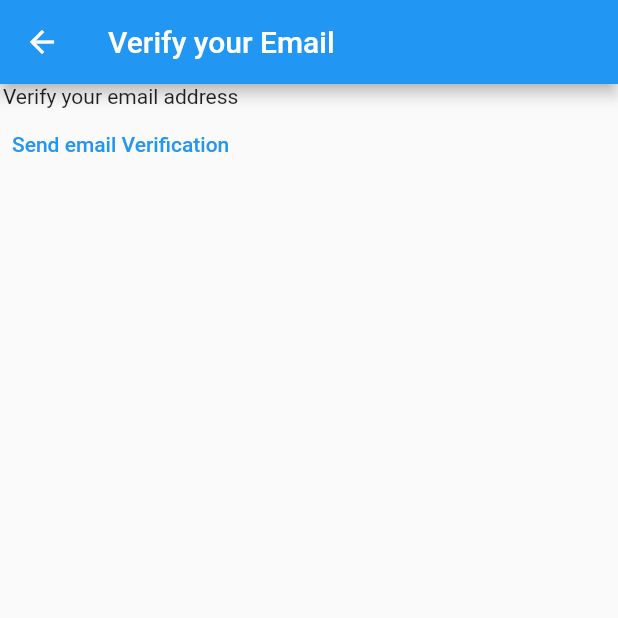
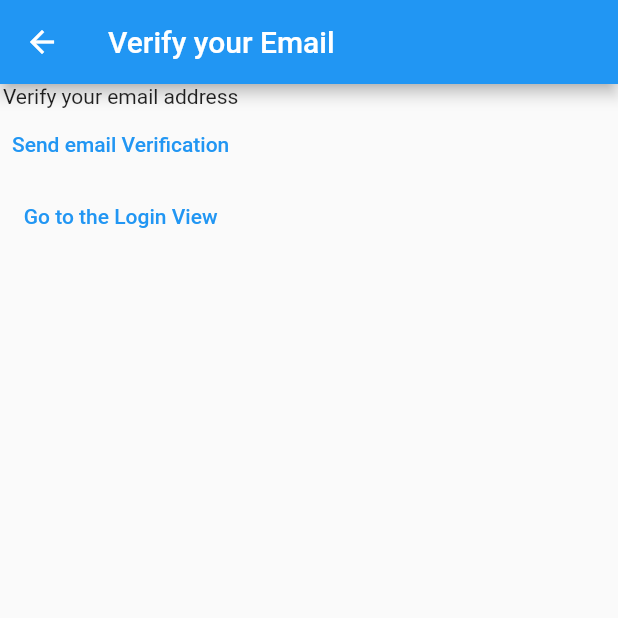
Before and after one commit to Raj-Randive/Notes-App, a Flutter app: the VerifyEmailView screen opened directly, after a tap on "Send email Verification", on a phone screen of 412 x 824 dp, the top half of it. Run offline on Flutter 3.47's test engine with Material 2 defaults, Android fonts, the phone set to English and light mode, and no system bars; our stand-ins replace firebase_auth, firebase_core; accounts and stored records are empty; network calls fail.

Commit message:
fixed all the warnings from from the dart.

```diff
--- a/lib/views/verify_emial_view.dart
+++ b/lib/views/verify_emial_view.dart
@@ -12,20 +12,28 @@ class _VerifyEmailViewState extends State<VerifyEmailView> {
   @override
   Widget build(BuildContext context) {
     return Scaffold(
-
       appBar: AppBar(
         title: const Text('Verify your Email'),
       ),
-
       body: Column(
         children: [
           const Text('Verify your email address'),
           TextButton(
-              onPressed: () async {
-                final user = FirebaseAuth.instance.currentUser;
-                await user?.sendEmailVerification();
-              },
-              child: const Text('Send email Verification'))
+            onPressed: () async {
+              final user = FirebaseAuth.instance.currentUser;
+              await user?.sendEmailVerification();
+            },
+            child: const Text('Send email Verification'),
+          ),
+          TextButton(
+            onPressed: () {
+              Navigator.of(context).pushNamedAndRemoveUntil(
+                '/login/',
+                (route) => false,
+              );
+            },
+            child: const Text('Go to the Login View'),
+          ),
         ],
       ),
     );
```
Also changed, not shown: lib/main.dart (+10 -8 lines), lib/views/login_view.dart (+7 -4 lines), lib/views/register_view.dart (+19 -21 lines), 1 other file.
